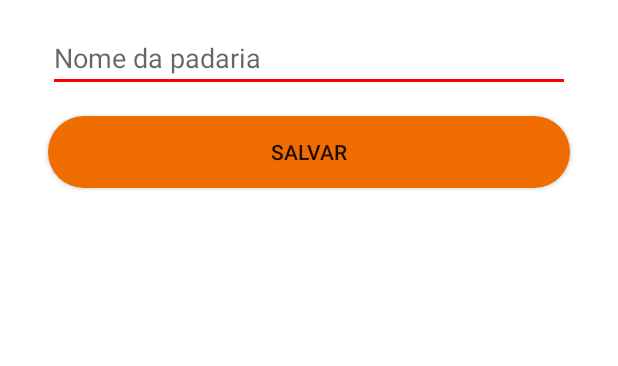
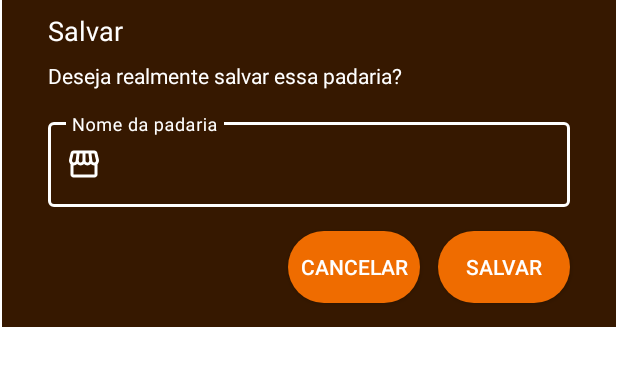
Before and after one commit to PedroHenrique59/TrabalhoPit2, an Android app: the layout dialogmapa.xml on its own in the app's theme, with its tools: preview values and no code run, on a phone screen of 412 x 824 dp. Shown: the top 366 px of the screen. Run offline under Robolectric (Android 15) with nearby library versions, the phone set to English and light mode, and no system bars; Roboto replaces fonts that are not available here.

Commit message:
layout dialog adicionar padaria ao mapa

```diff
--- a/app/src/main/java/com/fornadagora/activity/BuscarPadariaActivity.java
+++ b/app/src/main/java/com/fornadagora/activity/BuscarPadariaActivity.java
@@ -1,6 +1,5 @@
 package com.fornadagora.activity;
 
-import android.app.Dialog;
 import android.os.Bundle;
 import android.view.View;
 import android.widget.Button;
@@ -8,10 +7,13 @@ import android.widget.EditText;
 import android.widget.Toast;
 
 import androidx.annotation.NonNull;
+import androidx.appcompat.app.AlertDialog;
+import androidx.appcompat.widget.AppCompatButton;
 import androidx.fragment.app.FragmentActivity;
 
 import com.fornadagora.R;
 import com.fornadagora.helper.ConfiguracaoFirebase;
+import com.fornadagora.model.Alerta;
 import com.fornadagora.model.LocalMapa;
 import com.fornadagora.model.Padaria;
 import com.google.android.gms.maps.CameraUpdateFactory;
@@ -21,6 +23,7 @@ import com.google.android.gms.maps.SupportMapFragment;
 import com.google.android.gms.maps.model.BitmapDescriptorFactory;
 import com.google.android.gms.maps.model.LatLng;
 import com.google.android.gms.maps.model.MarkerOptions;
+import com.google.android.material.dialog.MaterialAlertDialogBuilder;
 import com.google.firebase.database.DataSnapshot;
 import com.google.firebase.database.DatabaseError;
 import com.google.firebase.database.DatabaseReference;
@@ -36,7 +39,12 @@ public class BuscarPadariaActivity extends FragmentActivity implements OnMapRead
     private LocalMapa local;
     private Padaria padaria;
 
-    private Dialog dialog;
+    private AlertDialog dialog;
+
+    private LatLng latLng;
+    private EditText editTextNomePadaria;
+    private Button botaoSalvar;
+    private Button botaoCancelar;
 
     @Override
     protected void onCreate(final Bundle savedInstanceState) {
@@ -113,26 +121,43 @@ public class BuscarPadariaActivity extends FragmentActivity implements OnMapRead
 
     }
 
-    public void abrirDialog(final LocalMapa local, final Padaria padaria) {
-        dialog = new Dialog(this);
-        dialog.setContentView(R.layout.dialogmapa);
-        dialog.setTitle("Dialog teste");
+    public void abrirDialog(final LocalMapa local, final Padaria padaria){
+
+        MaterialAlertDialogBuilder materialAlertDialogBuilder = new MaterialAlertDialogBuilder(this, R.style.TemaDialog);
+        materialAlertDialogBuilder.setView(R.layout.dialogmapa);
+        materialAlertDialogBuilder.create();
+        dialog = materialAlertDialogBuilder.show();
 
         Double latitude = Double.parseDouble(local.getLatitude());
         Double longitude = Double.parseDouble(local.getLongitude());
 
-        final LatLng latLng = new LatLng(latitude, longitude);
-        final EditText editTextNomePadaria = dialog.findViewById(R.id.editTextNomePadaria);
+        latLng = new LatLng(latitude, longitude);
 
-        Button botaoSalvar = dialog.findViewById(R.id.dialogBotaoSalvar);
+        editTextNomePadaria = dialog.findViewById(R.id.editTextNomePadaria);
+        botaoSalvar = dialog.findViewById(R.id.dialogBotaoSalvar);
+        botaoCancelar = dialog.findViewById(R.id.dialogBotaoCancelar);
 
         botaoSalvar.setOnClickListener(new View.OnClickListener() {
             @Override
-            public void onClick(View view) {
-                if (editTextNomePadaria.getText().toString().isEmpty()) {
+            public void onClick(View v) {
+                salvarPadariaMapa(latLng, editTextNomePadaria);
+                dialog.dismiss();
+            }
+        });
+
+        botaoCancelar.setOnClickListener(new View.OnClickListener() {
+            @Override
+            public void onClick(View v) {
+                dialog.dismiss();
+            }
+        });
+    }
+
+    public void salvarPadariaMapa(LatLng latLng, EditText editNomePadaria){
+        if (editNomePadaria.getText().toString().isEmpty()) {
             Toast.makeText(getApplicationContext(), "Favor preencher o nome da padaria", Toast.LENGTH_SHORT).show();
         } else {
-                    String nomePadaria = editTextNomePadaria.getText().toString();
+            String nomePadaria = editNomePadaria.getText().toString();
             padaria.setNome(nomePadaria);
             referenciaPadaria.push().setValue(padaria);
 
@@ -143,8 +168,4 @@ public class BuscarPadariaActivity extends FragmentActivity implements OnMapRead
             dialog.dismiss();
         }
     }
-        });
-
-        dialog.show();
 }
-}
--- a/app/src/main/res/layout/dialogmapa.xml
+++ b/app/src/main/res/layout/dialogmapa.xml
@@ -2,38 +2,112 @@
 <androidx.constraintlayout.widget.ConstraintLayout xmlns:android="http://schemas.android.com/apk/res/android"
     xmlns:app="http://schemas.android.com/apk/res-auto"
     xmlns:tools="http://schemas.android.com/tools"
-    android:orientation="vertical" android:layout_width="match_parent"
-    android:layout_height="match_parent">
+    android:layout_width="match_parent"
+    android:layout_height="wrap_content"
+    android:orientation="vertical">
 
-    <androidx.appcompat.widget.AppCompatEditText
-        android:id="@+id/editTextNomePadaria"
-        android:layout_width="match_parent"
+    <ImageView
+        android:id="@+id/imageView4"
+        android:layout_width="409dp"
+        android:layout_height="0dp"
+        android:scaleType="center"
+        app:layout_constraintBottom_toBottomOf="parent"
+        app:layout_constraintEnd_toEndOf="parent"
+        app:layout_constraintStart_toStartOf="parent"
+        app:layout_constraintTop_toTopOf="parent"
+        app:srcCompat="@drawable/fundo_marrom" />
+
+    <com.google.android.material.textfield.TextInputLayout
+        android:id="@+id/layout_nome_padaria"
+        style="@style/Widget.App.TextInputLayout"
+        android:layout_width="0dp"
         android:layout_height="wrap_content"
         android:layout_marginStart="32dp"
         android:layout_marginLeft="32dp"
         android:layout_marginTop="16dp"
         android:layout_marginEnd="32dp"
         android:layout_marginRight="32dp"
-        android:ems="10"
         android:hint="@string/nomepadaria"
-        android:inputType="textPersonName"
+        app:hintTextColor="@color/colorPrimary"
+        app:layout_constraintEnd_toEndOf="parent"
+        app:layout_constraintStart_toStartOf="parent"
+        app:layout_constraintTop_toBottomOf="@+id/textView7"
+        app:startIconContentDescription="@string/nomepadaria"
+        app:startIconDrawable="@drawable/ic_padaria_loja_24">
+
+        <com.google.android.material.textfield.TextInputEditText
+            android:id="@+id/editTextNomePadaria"
+            android:layout_width="match_parent"
+            android:layout_height="wrap_content"
+            android:textColor="@color/colorPrimary"
+            android:textColorHint="@color/colorPrimary"
+            tools:layout_editor_absoluteX="0dp"
+            tools:layout_editor_absoluteY="173dp" />
+
+    </com.google.android.material.textfield.TextInputLayout>
+
+    <androidx.appcompat.widget.AppCompatButton
+        android:id="@+id/dialogBotaoSalvar"
+        android:layout_width="wrap_content"
+        android:layout_height="wrap_content"
+        android:layout_marginTop="16dp"
+        android:layout_marginEnd="32dp"
+        android:layout_marginRight="32dp"
+        android:layout_marginBottom="16dp"
+        android:background="@drawable/bg_button_logar"
+        android:text="@string/salvar"
+        android:textColor="@color/colorPrimary"
+        app:layout_constraintBottom_toBottomOf="parent"
+        app:layout_constraintEnd_toEndOf="parent"
+        app:layout_constraintTop_toBottomOf="@+id/layout_nome_padaria"
+        app:layout_constraintVertical_bias="0.0" />
+
+    <androidx.appcompat.widget.AppCompatButton
+        android:id="@+id/dialogBotaoCancelar"
+        android:layout_width="wrap_content"
+        android:layout_height="wrap_content"
+        android:layout_marginTop="16dp"
+        android:layout_marginEnd="132dp"
+        android:layout_marginRight="132dp"
+        android:layout_marginBottom="16dp"
+        android:background="@drawable/bg_button_logar"
+        android:text="@string/cancelar"
+        android:textColor="@color/colorPrimary"
+        app:layout_constraintBottom_toBottomOf="parent"
+        app:layout_constraintEnd_toEndOf="parent"
+        app:layout_constraintTop_toBottomOf="@+id/layout_nome_padaria"
+        app:layout_constraintVertical_bias="0.0" />
+
+    <TextView
+        android:id="@+id/textView6"
+        android:layout_width="0dp"
+        android:layout_height="wrap_content"
+        android:layout_marginStart="32dp"
+        android:layout_marginLeft="32dp"
+        android:layout_marginTop="8dp"
+        android:layout_marginEnd="32dp"
+        android:layout_marginRight="32dp"
+        android:text="Salvar"
+        android:textColor="@color/colorPrimary"
+        android:textSize="18sp"
         app:layout_constraintEnd_toEndOf="parent"
         app:layout_constraintStart_toStartOf="parent"
         app:layout_constraintTop_toTopOf="parent" />
 
-    <androidx.appcompat.widget.AppCompatButton
-        android:id="@+id/dialogBotaoSalvar"
-        android:layout_width="match_parent"
+    <TextView
+        android:id="@+id/textView7"
+        android:layout_width="0dp"
         android:layout_height="wrap_content"
         android:layout_marginStart="32dp"
         android:layout_marginLeft="32dp"
-        android:layout_marginTop="16dp"
+        android:layout_marginTop="8dp"
         android:layout_marginEnd="32dp"
         android:layout_marginRight="32dp"
-        android:background="@drawable/bg_button_logar"
-        android:text="@string/salvar"
+        android:text="Deseja realmente salvar essa padaria?"
+        android:textColor="@color/colorPrimary"
         app:layout_constraintEnd_toEndOf="parent"
+        app:layout_constraintHorizontal_bias="0.0"
         app:layout_constraintStart_toStartOf="parent"
-        app:layout_constraintTop_toBottomOf="@+id/editTextNomePadaria" />
+        app:layout_constraintTop_toBottomOf="@+id/textView6" />
 
 </androidx.constraintlayout.widget.ConstraintLayout>
--- a/app/src/main/res/values/strings.xml
+++ b/app/src/main/res/values/strings.xml
@@ -46,6 +46,7 @@
     <string name="escolhafuncionario">Escolha um funcionario:</string>
     <string name="enviaralerta">Enviar alerta</string>
     <string name="adicionarpadaria">Adicionar padaria</string>
+    <string name="cancelar">Cancelar</string>
 
     <string name="title_activity_menu_lateral">MenuLateralActivity</string>
     <string name="navigation_drawer_open">Open navigation drawer</string>
```
Lines whose indentation alone changed are shown as unchanged.
